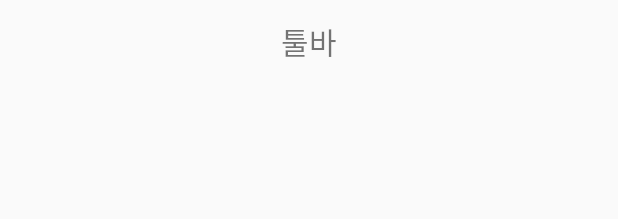
After one commit to Han-Seulgi/jachwi-in-talk, an Android app: the layout activity_room.xml on its own in the app's theme, with its tools: preview values and no code run, on a phone screen of 412 x 824 dp. The commit adds this screen. Shown: the top 219 px of the screen. Run offline under Robolectric (Android 15) with nearby library versions, the phone set to English and light mode, and no system bars.

```diff
--- a/app/src/main/res/layout/activity_join.xml
+++ b/app/src/main/res/layout/activity_join.xml
@@ -1,5 +1,6 @@
 <?xml version="1.0" encoding="utf-8"?>
-<androidx.constraintlayout.widget.ConstraintLayout xmlns:android="http://schemas.android.com/apk/res/android"
+<androidx.constraintlayout.widget.ConstraintLayout
+    xmlns:android="http://schemas.android.com/apk/res/android"
     xmlns:app="http://schemas.android.com/apk/res-auto"
     android:layout_width="match_parent"
     android:layout_height="match_parent">
--- /dev/null
+++ b/app/src/main/res/layout/activity_room.xml
@@ -0,0 +1,25 @@
+<?xml version="1.0" encoding="utf-8"?>
+<androidx.constraintlayout.widget.ConstraintLayout
+    xmlns:android="http://schemas.android.com/apk/res/android"
+    xmlns:app="http://schemas.android.com/apk/res-auto"
+    android:layout_width="match_parent"
+    android:layout_height="match_parent">
+
+    <androidx.appcompat.widget.Toolbar
+        app:layout_constraintTop_toTopOf="parent"
+        android:id="@+id/toolbar"
+        android:layout_width="match_parent"
+        android:layout_height="wrap_content"
+        >
+        <TextView
+            android:layout_width="wrap_content"
+            android:layout_height="match_parent"
+            android:text="툴바"
+            android:layout_gravity="center"
+            android:id="@+id/title"
+            android:textSize="20sp"
+            >
+        </TextView>
+    </androidx.appcompat.widget.Toolbar>
+
+</androidx.constraintlayout.widget.ConstraintLayout>
```
Also changed, not shown: app/src/main/java/com/example/project_test/MainActivity.java (+18 -10 lines), app/src/main/java/com/example/project_test/RoomActivity.java (added, +14 -0 lines), app/src/main/res/layout/activity_main.xml (+7 -25 lines).
